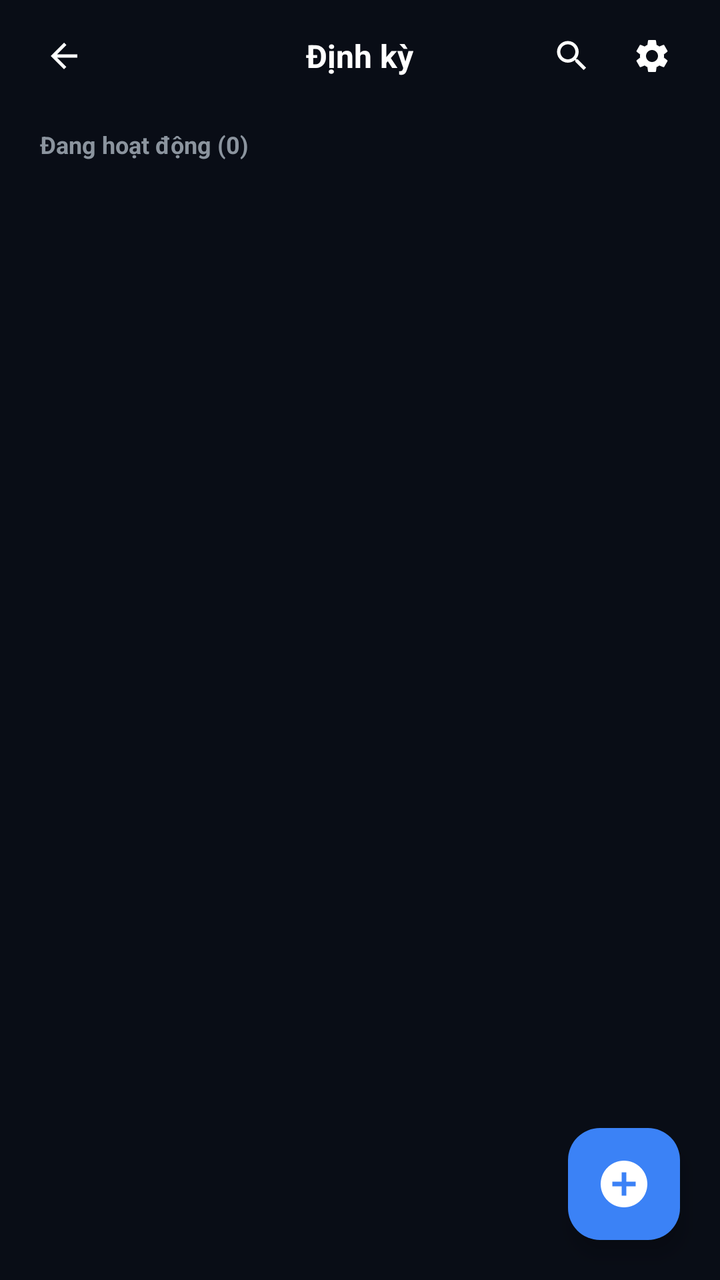
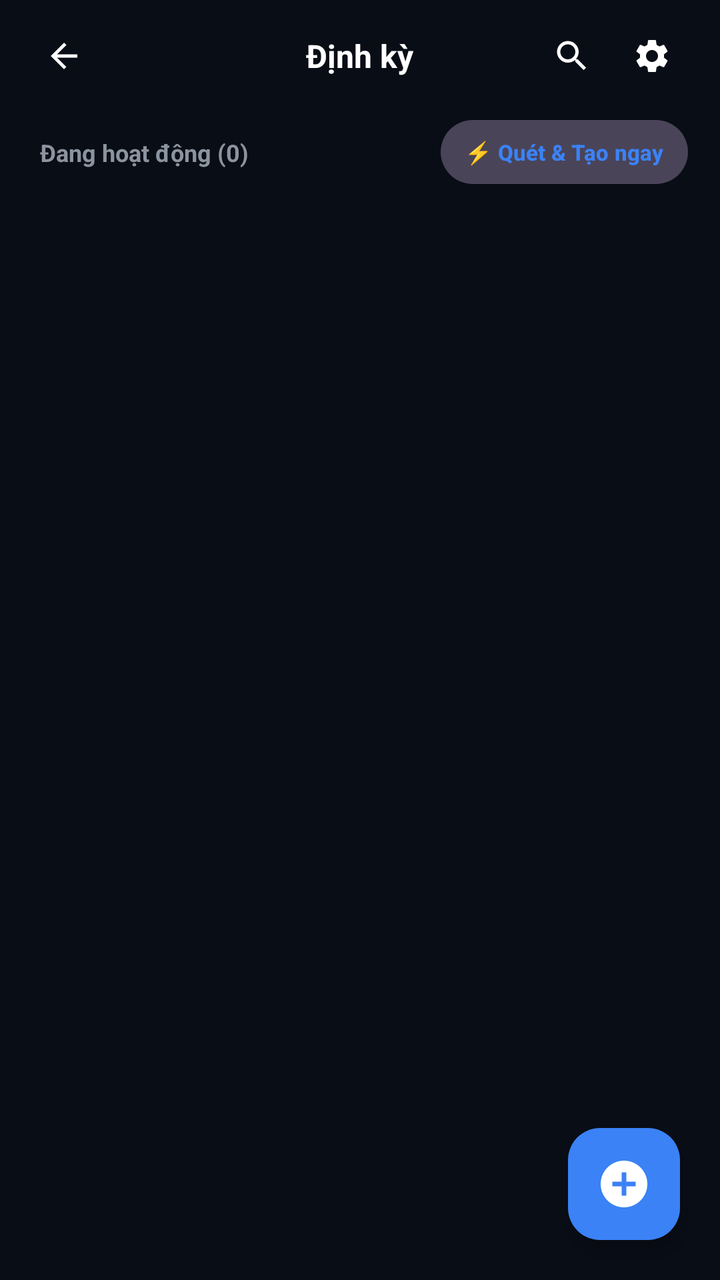

Compare the two renders of this Android layout. The source of the first and the diff that turns it into the second are given below.
<!-- AndroidManifest.xml: application theme Theme.PersonalFinance -->
<!-- res/layout/fragment_recurring_list.xml -->
<?xml version="1.0" encoding="utf-8"?>
<androidx.constraintlayout.widget.ConstraintLayout
    xmlns:android="http://schemas.android.com/apk/res/android"
    xmlns:app="http://schemas.android.com/apk/res-auto"
    xmlns:tools="http://schemas.android.com/tools"
    android:layout_width="match_parent"
    android:layout_height="match_parent"
    android:background="@color/background"
    android:clickable="true"
    android:focusable="true">

    
    <RelativeLayout
        android:id="@+id/headerBar"
        android:layout_width="match_parent"
        android:layout_height="56dp"
        android:paddingHorizontal="16dp"
        app:layout_constraintTop_toTopOf="parent">

        <ImageView
            android:id="@+id/btnBack"
            android:layout_width="32dp"
            android:layout_height="32dp"
            android:layout_alignParentStart="true"
            android:layout_centerVertical="true"
            android:src="@drawable/ic_arrow_back"
            android:padding="6dp"
            app:tint="@color/text_primary"
            android:background="?attr/selectableItemBackgroundBorderless"
            android:clickable="true"
            android:focusable="true"
            android:contentDescription="@string/ui_back" />

        <TextView
            android:layout_width="wrap_content"
            android:layout_height="wrap_content"
            android:layout_centerInParent="true"
            android:text="@string/ui_dinh_ky"
            android:textColor="@color/text_primary"
            android:textSize="16sp"
            android:textStyle="bold" />

        <LinearLayout
            android:layout_width="wrap_content"
            android:layout_height="wrap_content"
            android:layout_alignParentEnd="true"
            android:layout_centerVertical="true"
            android:orientation="horizontal">

            <ImageView
                android:id="@+id/btnSearch"
                android:layout_width="36dp"
                android:layout_height="36dp"
                android:src="@drawable/ic_search_lens"
                android:padding="8dp"
                app:tint="@color/text_primary"
                android:background="?attr/selectableItemBackgroundBorderless" />

            <ImageView
                android:id="@+id/btnFilter"
                android:layout_width="36dp"
                android:layout_height="36dp"
                android:src="@drawable/ic_settings"
                android:padding="8dp"
                app:tint="@color/text_primary"
                android:layout_marginStart="4dp"
                android:background="?attr/selectableItemBackgroundBorderless" />
        </LinearLayout>
    </RelativeLayout>

    
    <TextView
        android:id="@+id/tvActiveCount"
        android:layout_width="wrap_content"
        android:layout_height="wrap_content"
        android:text="@string/ui_dang_hoat_dong_0"
        android:textColor="@color/text_secondary"
        android:textSize="12sp"
        android:textStyle="bold"
        android:layout_marginTop="8dp"
        android:layout_marginStart="20dp"
        app:layout_constraintTop_toBottomOf="@id/headerBar"
        app:layout_constraintStart_toStartOf="parent" />

    
    <androidx.recyclerview.widget.RecyclerView
        android:id="@+id/rvRecurring"
        android:layout_width="match_parent"
        android:layout_height="0dp"
        android:layout_marginTop="8dp"
        android:clipToPadding="false"
        android:paddingBottom="84dp"
        app:layout_constraintTop_toBottomOf="@id/tvActiveCount"
        app:layout_constraintBottom_toBottomOf="parent" />

    
    <LinearLayout
        android:id="@+id/emptyState"
        android:layout_width="0dp"
        android:layout_height="wrap_content"
        android:orientation="vertical"
        android:gravity="center"
        android:visibility="gone"
        android:paddingHorizontal="24dp"
        app:layout_constraintTop_toTopOf="parent"
        app:layout_constraintBottom_toBottomOf="parent"
        app:layout_constraintStart_toStartOf="parent"
        app:layout_constraintEnd_toEndOf="parent">

        <ImageView
            android:layout_width="72dp"
            android:layout_height="72dp"
            android:src="@drawable/ic_recurring"
            app:tint="@color/text_hint" />

        <TextView
            android:layout_width="wrap_content"
            android:layout_height="wrap_content"
            android:layout_marginTop="20dp"
            android:text="@string/ui_chua_co_giao_dich_dinh_ky"
            android:textColor="@color/text_primary"
            android:textSize="16sp"
            android:textStyle="bold" />

        <TextView
            android:layout_width="match_parent"
            android:layout_height="wrap_content"
            android:layout_marginTop="8dp"
            android:text="@string/ui_tao_cac_giao_dich_lap_lai_de_quan_ly_chi_tieu_de"
            android:textColor="@color/text_secondary"
            android:textSize="13sp"
            android:gravity="center" />

        <androidx.appcompat.widget.AppCompatButton
            android:id="@+id/btnEmptyAdd"
            android:layout_width="match_parent"
            android:layout_height="48dp"
            android:layout_marginTop="24dp"
            android:background="@drawable/bg_button_rounded"
            android:backgroundTint="@color/primary"
            android:text="@string/ui_them_dinh_ky"
            android:textColor="@color/white"
            android:textSize="14sp"
            android:textStyle="bold"
            android:textAllCaps="false" />
    </LinearLayout>

    
    <com.google.android.material.floatingactionbutton.FloatingActionButton
        android:id="@+id/fabAdd"
        android:layout_width="wrap_content"
        android:layout_height="wrap_content"
        android:layout_margin="20dp"
        android:src="@drawable/ic_add"
        app:tint="@color/white"
        app:backgroundTint="@color/primary"
        app:fabSize="normal"
        app:maxImageSize="28dp"
        app:elevation="6dp"
        app:layout_constraintBottom_toBottomOf="parent"
        app:layout_constraintEnd_toEndOf="parent" />

</androidx.constraintlayout.widget.ConstraintLayout>
<!-- resources referenced by this layout -->
<resources>
  <color name="background">#090D16</color>
  <color name="primary">#3B82F6</color>
  <color name="text_hint">#586069</color>
  <color name="text_primary">#FFFFFF</color>
  <color name="text_secondary">#8B949E</color>
  <color name="white">#FFFFFFFF</color>
  <!-- drawable bg_button_rounded (drawable) -->
  <?xml version="1.0" encoding="utf-8"?>
  <shape xmlns:android="http://schemas.android.com/apk/res/android"
      android:shape="rectangle">
      <corners android:radius="24dp" />
      <solid android:color="@color/primary" />
  </shape>
  <!-- drawable ic_add (drawable) -->
  <vector xmlns:android="http://schemas.android.com/apk/res/android"
      android:width="24dp"
      android:height="24dp"
      android:viewportWidth="24"
      android:viewportHeight="24">
    <path
        android:pathData="M12,2C6.48,2 2,6.48 2,12s4.48,10 10,10 10-4.48 10-10S17.52,2 12,2zm5,11h-4v4h-2v-4H7v-2h4V7h2v4h4v2z"
        android:fillColor="#FFFFFFFF"/>
  </vector>
  <!-- drawable ic_arrow_back (drawable) -->
  <vector xmlns:android="http://schemas.android.com/apk/res/android"
      android:width="24dp"
      android:height="24dp"
      android:viewportWidth="24"
      android:viewportHeight="24">
    <path
        android:pathData="M20,11H7.83l5.59,-5.59L12,4l-8,8 8,8 1.41,-1.41L7.83,13H20v-2z"
        android:fillColor="#FFFFFFFF"/>
  </vector>
  <!-- drawable ic_recurring (drawable) -->
  <vector xmlns:android="http://schemas.android.com/apk/res/android"
      android:width="24dp"
      android:height="24dp"
      android:viewportWidth="24"
      android:viewportHeight="24">
    <path
        android:pathData="M7,7h10v3l4,-4l-4,-4v3H5v6h2V7zm10,10H7v-3l-4,4l4,4v-3h12v-6h-2v4z"
        android:fillColor="#FFFFFFFF"/>
  </vector>
  <!-- drawable ic_search_lens (drawable) -->
  <vector xmlns:android="http://schemas.android.com/apk/res/android"
      android:width="24dp"
      android:height="24dp"
      android:viewportWidth="24"
      android:viewportHeight="24">
    <path
        android:pathData="M15.5,14h-0.79l-0.28,-0.27C15.41,12.59 16,11.11 16,9.5 16,5.91 13.09,3 9.5,3S3,5.91 3,9.5 5.91,16 9.5,16c1.61,0 3.09,-0.59 4.23,-1.57l0.27,0.28v0.79l5,4.99L20.49,19l-4.99,-5zm-6,0C7.01,14 5,11.99 5,9.5S7.01,5 9.5,5 14,7.01 14,9.5 11.99,14 9.5,14z"
        android:fillColor="#FFFFFFFF"/>
  </vector>
  <string name="ui_back">Back</string>
  <string name="ui_chua_co_giao_dich_dinh_ky">Chưa có giao dịch định kỳ</string>
  <string name="ui_dang_hoat_dong_0">Đang hoạt động (0)</string>
  <string name="ui_dinh_ky">Định kỳ</string>
  <string name="ui_tao_cac_giao_dich_lap_lai_de_quan_ly_chi_tieu_de">Tạo các giao dịch lặp lại để quản lý chi tiêu dễ dàng hơn.</string>
  <string name="ui_them_dinh_ky">+ Thêm định kỳ</string>
  <style name="Theme.PersonalFinance" parent="Theme.Material3.Dark.NoActionBar">
          <item name="colorPrimary">@color/primary</item>
          <item name="colorPrimaryDark">@color/primary_dark</item>
          <item name="colorPrimaryVariant">@color/primary_variant</item>
          <item name="colorSecondary">@color/secondary</item>
          <item name="colorSecondaryVariant">@color/secondary_variant</item>
          <item name="colorOnPrimary">@color/white</item>
          <item name="colorOnSecondary">@color/white</item>
          <item name="colorOnSurface">@color/text_primary</item>
          <item name="android:colorBackground">@color/background</item>
          <item name="colorSurface">@color/surface</item>
          <item name="colorSurfaceVariant">@color/surface_variant</item>
          <item name="android:statusBarColor">@color/background</item>
          <item name="android:navigationBarColor">@color/background</item>
      </style>
  <color name="primary_dark">#06080C</color>
  <color name="primary_variant">#2563EB</color>
  <color name="secondary">#F85149</color>
  <color name="secondary_variant">#D946EF</color>
  <color name="surface">#161B2A</color>
  <color name="surface_variant">#1F263B</color>
  <!-- unchanged entries left out for length: 1 -->
</resources>

<!-- the commit's change to res/layout/fragment_recurring_list.xml (unified diff, before → after) -->
@@ -77,10 +77,28 @@
         android:textColor="@color/text_secondary"
         android:textSize="12sp"
         android:textStyle="bold"
-        android:layout_marginTop="8dp"
+        android:layout_marginTop="12dp"
         android:layout_marginStart="20dp"
         app:layout_constraintTop_toBottomOf="@id/headerBar"
         app:layout_constraintStart_toStartOf="parent" />
+
+    <com.google.android.material.button.MaterialButton
+        android:id="@+id/btnTriggerNow"
+        style="@style/Widget.Material3.Button.TonalButton"
+        android:layout_width="wrap_content"
+        android:layout_height="32dp"
+        android:layout_marginEnd="16dp"
+        android:layout_marginTop="4dp"
+        android:insetTop="0dp"
+        android:insetBottom="0dp"
+        android:paddingHorizontal="12dp"
+        android:text="⚡ Quét &amp; Tạo ngay"
+        android:textColor="@color/primary"
+        android:textSize="11sp"
+        android:textStyle="bold"
+        app:cornerRadius="16dp"
+        app:layout_constraintTop_toBottomOf="@id/headerBar"
+        app:layout_constraintEnd_toEndOf="parent" />
 
     
     <androidx.recyclerview.widget.RecyclerView
